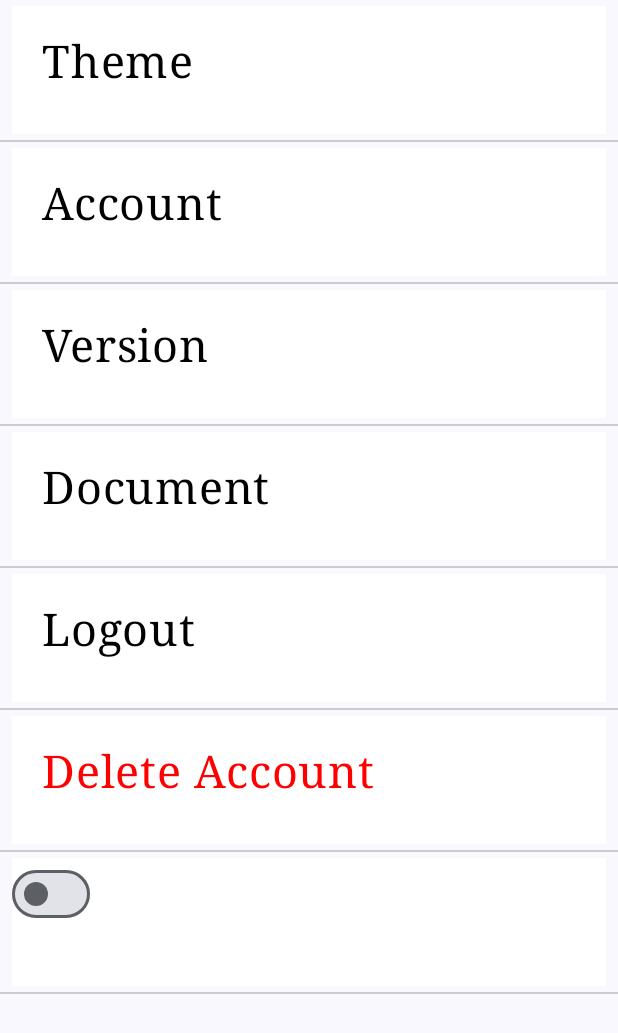
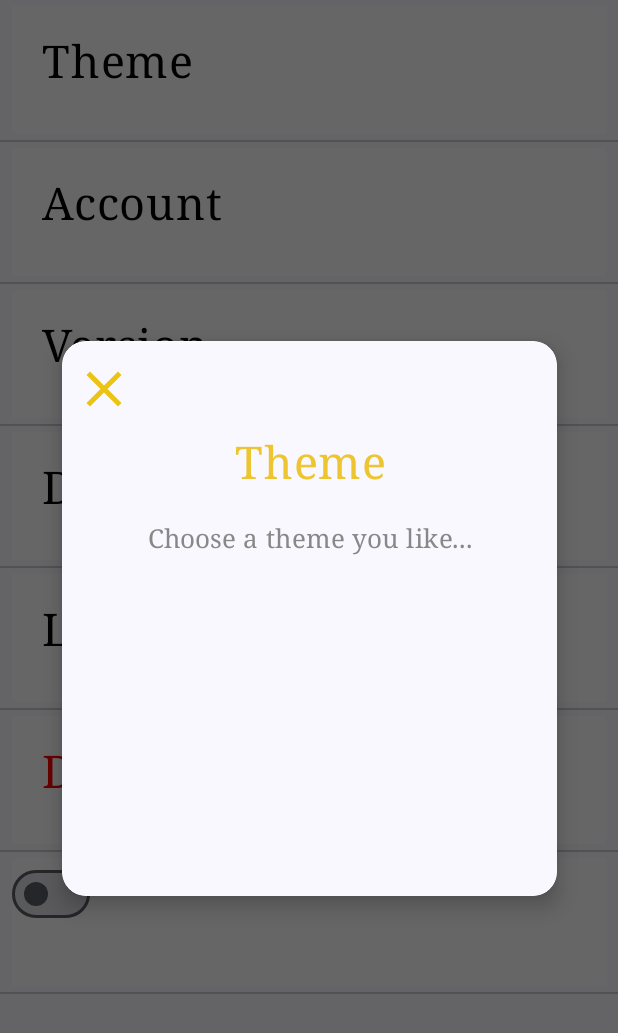
Before and after one commit to Java-Dog-Team/DogePasswordManager, an Android app built with Jetpack Compose: the composable settingPage shown on its own in the app's theme, after a tap on "Theme", on a phone screen of 412 x 824 dp. Shown: the top 1033 px of the screen. Run offline under Robolectric (Android 15) with nearby library versions, the phone set to English and light mode, and no system bars; our stand-ins replace Firebase (no records; nobody signed in at launch, a user with empty details on screens opened directly); libraries missing offline, so code that uses them is left out: java.security, org.checkerframework.common.

Commit message:
設定 theme頁面

```diff
--- a/app/src/main/java/com/example/dogepasswordmanager/AppData.kt
+++ b/app/src/main/java/com/example/dogepasswordmanager/AppData.kt
@@ -1,6 +1,7 @@
 package com.example.dogepasswordmanager
 
 import android.net.Uri
+import android.webkit.WebStorage.Origin
 
 
 //紀錄Id,使用者信箱,應用程式圖片id(空字串代表使用預設圖片)，應用程式名稱,應用程式使用者名稱,應用程式密碼
@@ -11,5 +12,6 @@ data class AppData(
     var AppName: String,
     var AppUsername: String,
     var AppPassword: String,
-    var AppImgUri: Uri? = null
+    var AppImgUri: Uri? = null,
+    var Theme: String = "Origin"
 )
--- a/app/src/main/java/com/example/dogepasswordmanager/MainPage.kt
+++ b/app/src/main/java/com/example/dogepasswordmanager/MainPage.kt
@@ -20,6 +20,7 @@ import androidx.compose.foundation.Image
 import androidx.compose.foundation.background
 import androidx.compose.foundation.border
 import androidx.compose.foundation.clickable
+import androidx.compose.foundation.gestures.detectTapGestures
 import androidx.compose.foundation.layout.Arrangement
 import androidx.compose.foundation.layout.Box
 import androidx.compose.foundation.layout.Column
@@ -45,15 +46,23 @@ import androidx.compose.material.icons.Icons
 import androidx.compose.material.icons.filled.Add
 import androidx.compose.material.icons.filled.Check
 import androidx.compose.material.icons.filled.Clear
+import androidx.compose.material.icons.filled.Close
 import androidx.compose.material.icons.filled.Search
 import androidx.compose.material3.BottomAppBar
+import androidx.compose.material3.Button
+import androidx.compose.material3.ButtonDefaults
 import androidx.compose.material3.Card
 import androidx.compose.material3.CardDefaults
 import androidx.compose.material3.CircularProgressIndicator
 import androidx.compose.material3.Divider
+import androidx.compose.material3.ExperimentalMaterial3Api
 import androidx.compose.material3.FabPosition
 import androidx.compose.material3.FloatingActionButton
 import androidx.compose.material3.Icon
+import androidx.compose.material3.IconButton
+import androidx.compose.material3.MaterialTheme
+import androidx.compose.material3.OutlinedTextField
+import androidx.compose.material3.OutlinedTextFieldDefaults
 import androidx.compose.material3.Scaffold
 import androidx.compose.material3.Slider
 import androidx.compose.material3.SliderDefaults
@@ -61,6 +70,8 @@ import androidx.compose.material3.Surface
 import androidx.compose.material3.Switch
 import androidx.compose.material3.SwitchDefaults
 import androidx.compose.material3.Text
+import androidx.compose.material3.TopAppBar
+import androidx.compose.material3.TopAppBarDefaults
 import androidx.compose.runtime.Composable
 import androidx.compose.runtime.MutableState
 import androidx.compose.runtime.getValue
@@ -81,6 +92,7 @@ import androidx.compose.ui.focus.onFocusChanged
 import androidx.compose.ui.graphics.Color
 import androidx.compose.ui.graphics.ColorFilter
 import androidx.compose.ui.graphics.RectangleShape
+import androidx.compose.ui.input.pointer.pointerInput
 import androidx.compose.ui.layout.ContentScale
 import androidx.compose.ui.platform.ClipboardManager
 import androidx.compose.ui.platform.LocalClipboardManager
@@ -102,6 +114,7 @@ import androidx.compose.ui.unit.Dp
 import androidx.compose.ui.unit.dp
 import androidx.compose.ui.unit.sp
 import androidx.compose.ui.window.Dialog
+import androidx.compose.ui.window.DialogProperties
 import coil.compose.AsyncImage
 import com.example.dogepasswordmanager.ui.theme.BrickRed
 import com.example.dogepasswordmanager.ui.theme.ItemColor
@@ -572,6 +585,7 @@ fun passwordRoom(
 //設定頁面
 @Composable
 fun settingPage(context: Context) {
+    var showDialog by remember { mutableStateOf(false) }
     val albumlist = ArrayList<Int>()
 
     val language = (R.string.language)
@@ -590,6 +604,8 @@ fun settingPage(context: Context) {
     albumlist.add(deleteAccount)
     albumlist.add(biometricAuthentication)
 
+
+
     //生物辨識開關狀態
     var checked by remember { mutableStateOf(false) }
     //使用者偏好設定:生物辨識開關狀態
@@ -618,7 +634,9 @@ fun settingPage(context: Context) {
             Surface(color = Color(255, 255, 255),
                 modifier = Modifier
                     .clickable {
-                        itemClick(item, context)
+                        if(item == theme)
+                            showDialog=true
+                        itemClick(item, context, showDialog)
                     }
                     .padding(vertical = 4.dp, horizontal = 8.dp)
                     .height(85.dp)
@@ -629,7 +647,6 @@ fun settingPage(context: Context) {
                 ) {
                     //若為生物辨識
                     if (item == R.string.biometricAuthentication) {
-
 
                         //生物辨識啟動開關
                         Row(modifier = Modifier.fillMaxWidth()) {
@@ -673,13 +690,20 @@ fun settingPage(context: Context) {
             )
         }
     }
+    CustomDialog(
+        showDialog = showDialog,
+        onDismissRequest = { showDialog = false },
+    ){
+
+    }
 
 
 }
 
-fun itemClick(clickItem: Int, context: Context) {
+fun itemClick(clickItem: Int, context: Context, showDialog: Boolean) {
 
     val activity = context as Activity
+
     //    點選刪除帳號
     if (clickItem == R.string.deleteAccount) {
         //  設定彈跳視窗
@@ -717,10 +741,10 @@ fun itemClick(clickItem: Int, context: Context) {
         //關閉頁面
         activity.finish()
     }
-    else if (clickItem == R.string.theme) {
-
-
-    } else if (clickItem == R.string.account) {
+//    else if (clickItem == R.string.theme) {
+//      參數傳入後無法改值，所以在傳入前就做好了
+//    }
+    else if (clickItem == R.string.account) {
 
     } else if (clickItem == R.string.version) {
 
@@ -728,6 +752,105 @@ fun itemClick(clickItem: Int, context: Context) {
 
     }
 }
+
+@OptIn(ExperimentalMaterial3Api::class)
+@Composable
+fun CustomDialog(
+    showDialog: Boolean,
+    onDismissRequest:() ->Unit,
+    content: @Composable () -> Unit
+) {
+
+    if (showDialog) {
+        Dialog(
+            onDismissRequest = onDismissRequest,
+            properties = DialogProperties(
+                usePlatformDefaultWidth = false,
+                dismissOnClickOutside = true,
+                dismissOnBackPress = true
+            )
+        ) {
+            Box(
+                modifier = Modifier.fillMaxSize(),
+                contentAlignment = Alignment.Center
+            ) {
+                Box(
+                    Modifier
+                        .pointerInput(Unit) { detectTapGestures { } }
+                        .shadow(8.dp, shape = RoundedCornerShape(16.dp))
+                        .width(330.dp)
+                        .height(370.dp)
+                        .clip(RoundedCornerShape(16.dp))
+                        .background(
+                            MaterialTheme.colorScheme.surface,
+                        ),
+                    contentAlignment = Alignment.Center
+                ) {
+                    Scaffold(
+                        // 叉叉按鈕
+                        // 按下後直接顯示登入頁面
+                        topBar = {
+                            TopAppBar(
+                                colors = TopAppBarDefaults.topAppBarColors(
+                                    containerColor = Color(235, 195, 18,0),
+                                    titleContentColor = Color.White,
+                                ),
+                                title = {
+                                    Text("")
+                                },
+                                navigationIcon = {
+                                    IconButton(onClick = onDismissRequest) {
+                                        Icon(
+                                            imageVector = Icons.Filled.Close,
+                                            contentDescription = "Localized description",
+                                            tint= ItemColor,
+                                            modifier = Modifier
+                                                .width(50.dp)
+                                                .height(50.dp)
+                                        )
+                                    }
+                                },
+                                modifier = Modifier.padding(0.dp)
+                            )
+                        },
+                    ) { innerPadding ->
+                        Column(
+                            horizontalAlignment = Alignment.CenterHorizontally,
+                            verticalArrangement = Arrangement.Center,
+                            modifier = Modifier
+                                .padding(innerPadding)
+                                .fillMaxWidth()
+                        ) {
+                            // 添加標題
+                            Text(
+                                text = stringResource(R.string.theme),
+                                color = Color(237, 197, 49),
+                                fontSize = 30.sp,
+                                textAlign = TextAlign.Center,
+                            )
+                            Text(
+                                text = stringResource(R.string.choosetheme_artical),
+                                color = Color.Gray,
+                                fontSize = 17.sp,
+                                modifier = Modifier
+                                    .fillMaxWidth()
+                                    .padding(
+                                        start = 20.dp,
+                                        end = 20.dp,
+                                        top = 20.dp
+                                    ),
+                                textAlign = TextAlign.Center
+                            )
+
+                        }
+                    }
+                }
+
+            }
+        }
+    }
+}
+
 
 fun deleteAccount(context: Context) {
     var activity: Activity = context as Activity
--- a/app/src/main/res/values/strings.xml
+++ b/app/src/main/res/values/strings.xml
@@ -101,4 +101,8 @@
     <string name="checkEmailTitle">Check you email box</string>
     <string name="checkEmailArtical">Cilck the link we just sent to complete your account setup.</string>
     <string name="checkEmailAddress">Our Email : noreply@androiddogepasswordmanager.firebaseapp.com</string>
+    <!--  choseTheme  -->
+    <string name="choosetheme_artical">Choose a theme you like...</string>
+    <string name="choosetheme1">Original</string>
+    <string name="choosetheme2">Dark</string>
 </resources>
```
Also changed, not shown: 1 other file.
